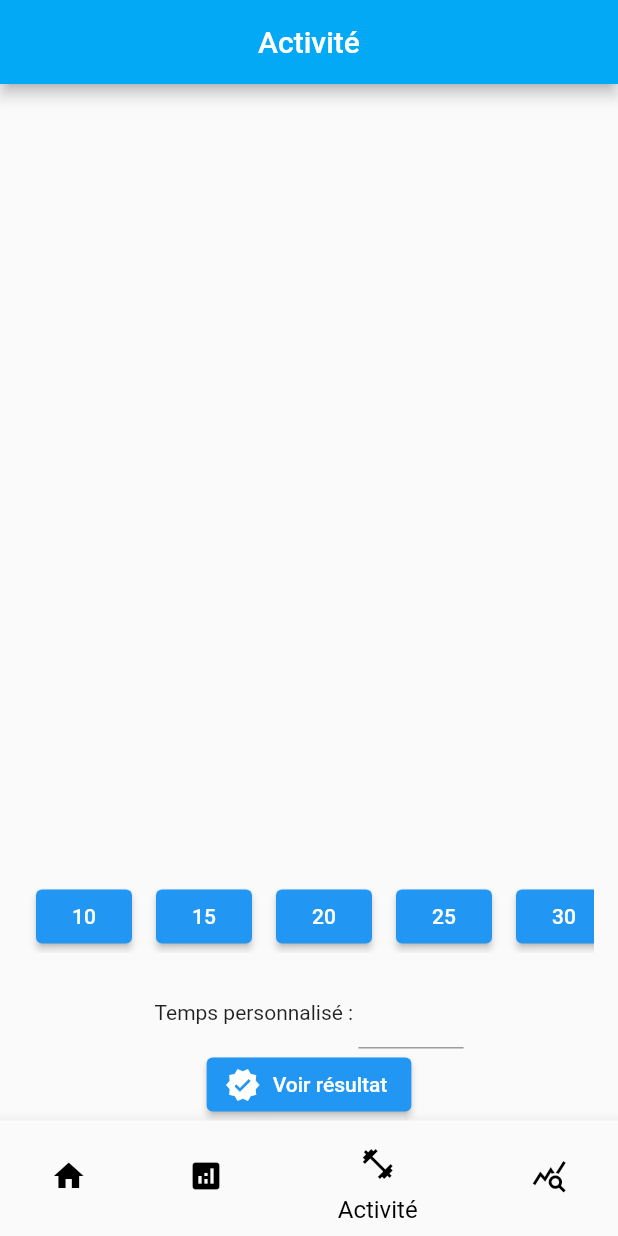
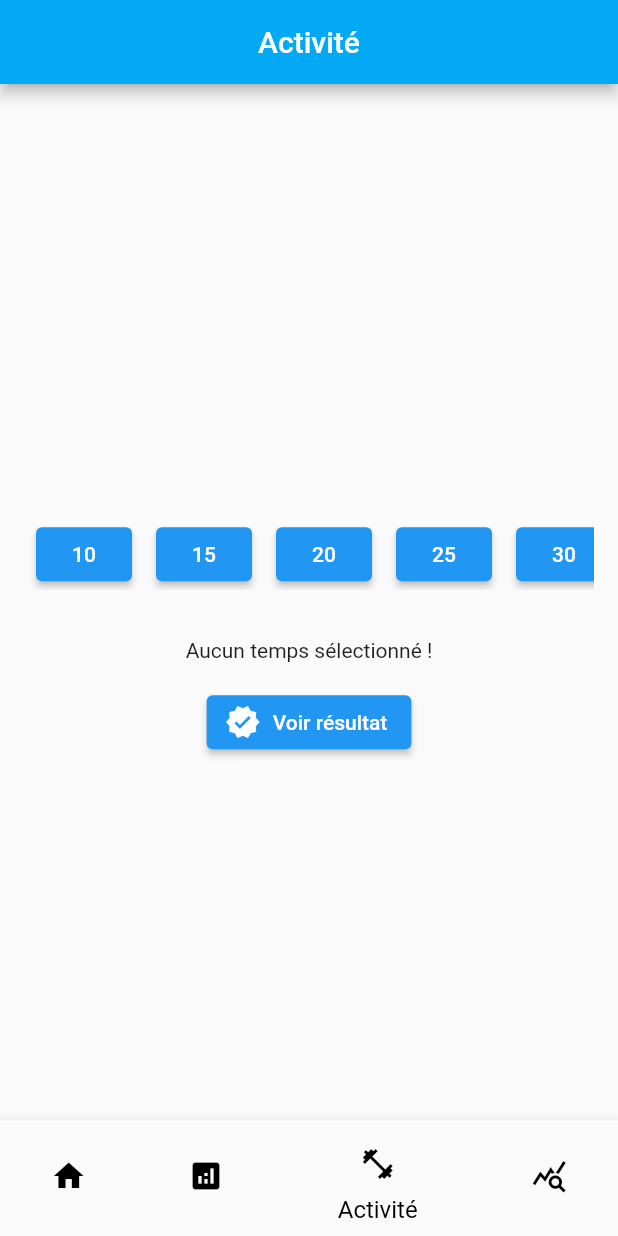
Before and after one commit to mmarchal/MaxSports, a Flutter app: the screen it shows after launch, item 3 of the bottom bar chosen, after a tap on "Voir résultat", on a phone screen of 412 x 824 dp. Run offline on Flutter 3.47's test engine with Material 2 defaults, Android fonts, the light colour scheme and no system bars; our stand-ins replace bloc, charts_flutter, flutter_bloc, fluttertoast, freezed_annotation, shared_preferences; missing offline and left inert: flutter_animated_dialog; network calls fail.

Commit message:
Get values of state when validate activite

```diff
--- a/lib/data/blocs/activite_bloc.dart
+++ b/lib/data/blocs/activite_bloc.dart
@@ -22,4 +22,12 @@ class ActiviteBloc extends Cubit<ActiviteState> {
       ),
     );
   }
+
+  void selectTime(int time) async {
+    emit(
+      ActiviteState.inputTimeOfPractice(
+        time: time,
+      ),
+    );
+  }
 }
--- a/lib/data/states/activite_state.dart
+++ b/lib/data/states/activite_state.dart
@@ -18,6 +18,7 @@ class ActiviteState with _$ActiviteState {
   }) = ActiviteStateInputTimeOfPractice;
 
   int? get currentTime => maybeMap(
+        initial: (value) => null,
         inputTimeOfPractice: (value) => value.time,
         orElse: () => null,
       );
--- a/lib/ui/pages/activite/activite_page.dart
+++ b/lib/ui/pages/activite/activite_page.dart
@@ -4,6 +4,7 @@ import 'package:max_sports/data/backend.dart';
 import 'package:max_sports/data/blocs/activite_bloc.dart';
 import 'package:max_sports/data/blocs/type_activite_bloc.dart';
 import 'package:max_sports/data/entities/type_activite.dart';
+import 'package:max_sports/data/states/activite_state.dart';
 import 'package:max_sports/data/states/type_activite_state.dart';
 import 'package:max_sports/ui/pages/activite/activite_page_provider.dart';
 import 'package:max_sports/ui/pages/activite/widgets/buttons_time.dart';
@@ -43,18 +44,21 @@ class _ActivitePageState extends State<ActivitePage> {
     return Column(
       mainAxisAlignment: MainAxisAlignment.center,
       children: [
-        Expanded(
-          child: Container(
+        Container(
           margin: const EdgeInsets.all(16),
           child: Row(
             children: generateRadioList(list, defaultType, bloc),
           ),
         ),
+        ButtonsTime(
+          onButtonSelected: (int value) => bloc.selectTime(
+            value,
           ),
-        ButtonsTime(
-          onButtonSelected: () {},
         ),
-        Container(
+        BlocBuilder<ActiviteBloc, ActiviteState>(
+          builder: (context, state) {
+            if (state.currentTime != null && state.currentTime == 0) {
+              return SizedBox(
                 width: MediaQuery.of(context).size.width / 2,
                 child: Row(
                   mainAxisAlignment: MainAxisAlignment.center,
@@ -67,9 +71,26 @@ class _ActivitePageState extends State<ActivitePage> {
                     ),
                   ],
                 ),
+              );
+            } else {
+              return Container(
+                margin: const EdgeInsets.all(16),
+                width: MediaQuery.of(context).size.width / 2,
+                child: Text(
+                  (state.currentTime != null)
+                      ? 'Temps de l\'exercice : ${state.currentTime} min'
+                      : 'Aucun temps sélectionné !',
+                  textAlign: TextAlign.center,
+                ),
+              );
+            }
+          },
         ),
         ElevatedButton.icon(
-          onPressed: () {},
+          onPressed: () {
+            print(bloc.state.currentSelectedType);
+            print(bloc.state.currentTime);
+          },
           icon: const Icon(Icons.verified),
           label: const Text("Voir résultat"),
         )
--- a/lib/ui/pages/activite/widgets/buttons_time.dart
+++ b/lib/ui/pages/activite/widgets/buttons_time.dart
@@ -1,7 +1,9 @@
 import 'package:flutter/material.dart';
+import 'package:flutter_bloc/flutter_bloc.dart';
+import 'package:max_sports/data/blocs/activite_bloc.dart';
 
 class ButtonsTime extends StatefulWidget {
-  final VoidCallback onButtonSelected;
+  final Function(int value) onButtonSelected;
 
   const ButtonsTime({
     Key? key,
@@ -13,24 +15,45 @@ class ButtonsTime extends StatefulWidget {
 }
 
 class _ButtonsTimeState extends State<ButtonsTime> {
-  final List<int> times = [10, 15, 20, 25, 30, 45, 60, 90];
+  final Map<String, int> timeValue = {
+    '10': 10,
+    '15': 15,
+    '20': 20,
+    '25': 25,
+    '30': 30,
+    '45': 45,
+    '60': 60,
+    '90': 90,
+    'Personnalisé': 0
+  };
 
   @override
   Widget build(BuildContext context) {
+    final currentTime = context.read<ActiviteBloc>().state.currentTime;
     return Container(
       margin: const EdgeInsets.all(16),
       child: SingleChildScrollView(
         scrollDirection: Axis.horizontal,
         child: Row(
           mainAxisAlignment: MainAxisAlignment.center,
-          children: times.map(
+          children: timeValue.keys.map(
             (e) {
               return Container(
                 margin: const EdgeInsets.only(right: 8, left: 8),
                 child: ElevatedButton(
-                  onPressed: widget.onButtonSelected,
+                  style: ButtonStyle(
+                    backgroundColor:
+                        (currentTime != null && currentTime == timeValue[e])
+                            ? MaterialStateProperty.all(Colors.green)
+                            : MaterialStateProperty.all(Colors.blue),
+                  ),
+                  onPressed: () {
+                    widget.onButtonSelected(
+                      timeValue[e]!,
+                    );
+                  },
                   child: Text(
-                    e.toString(),
+                    e,
                   ),
                 ),
               );
```
Lines whose indentation alone changed are shown as unchanged.
